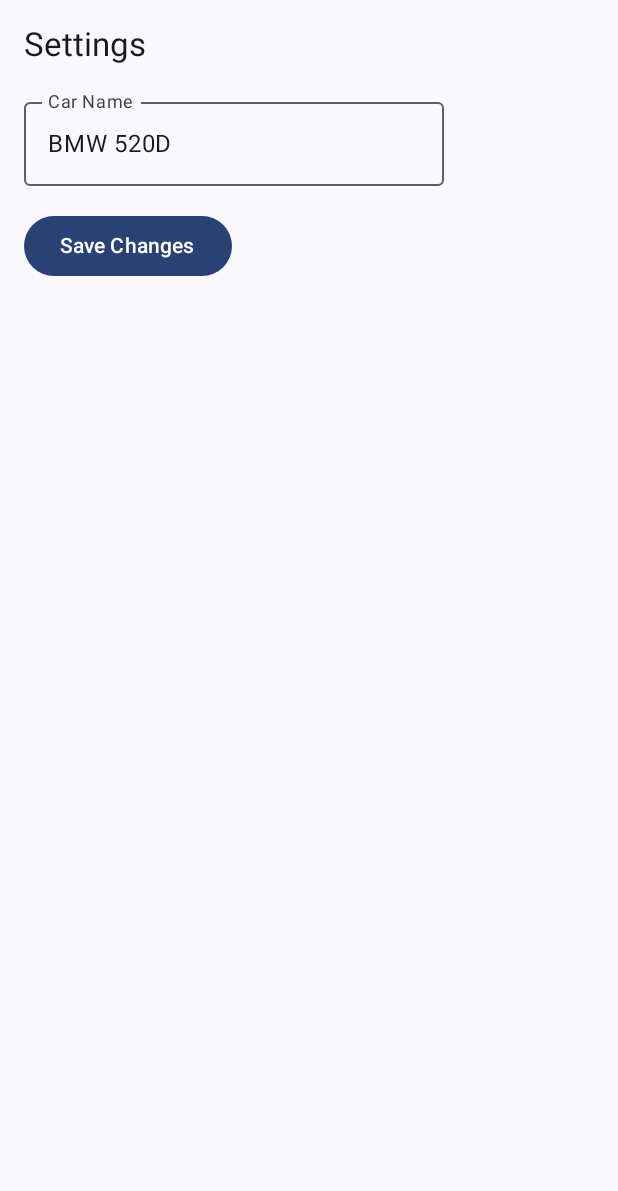
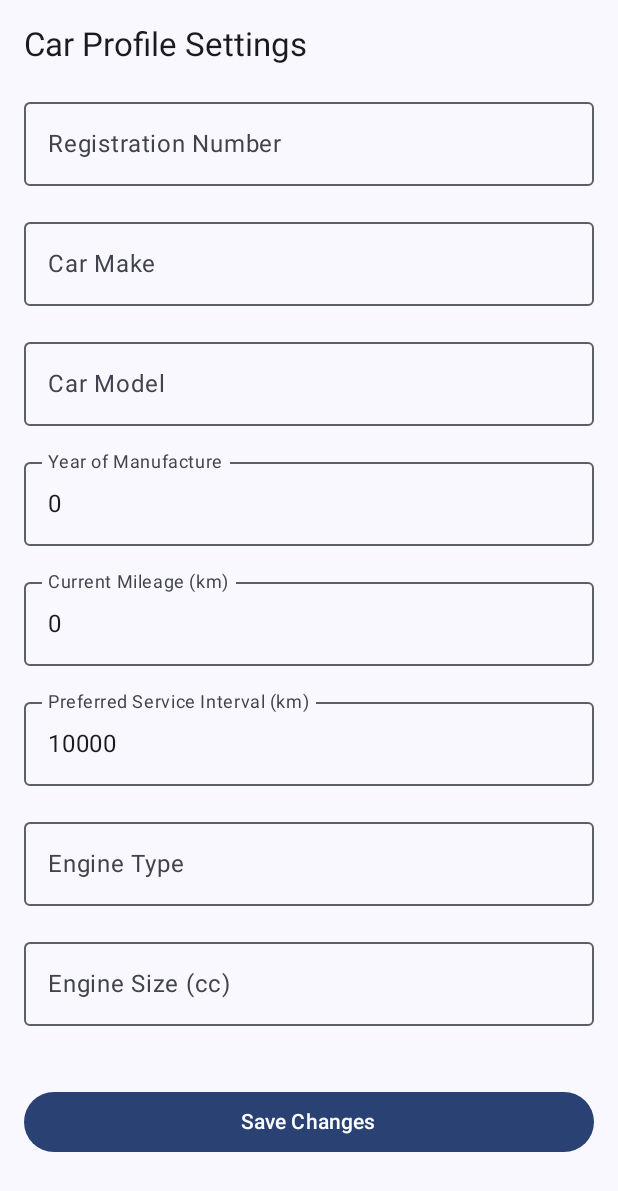
Before and after one commit to FalkowskiDom/Car-Maintenence-CA, an Android app built with Jetpack Compose: the composable SettingsScreen shown on its own in the app's theme, after a tap on "Save Changes", on a phone screen of 412 x 824 dp. Shown: the top 1191 px of the screen. Run offline under Robolectric (Android 15) with nearby library versions, the phone set to English and light mode, and no system bars.

```diff
--- a/app/src/main/java/ie/setu/carmaintenenceapp/ui/screens/HomeScreen.kt
+++ b/app/src/main/java/ie/setu/carmaintenenceapp/ui/screens/HomeScreen.kt
@@ -9,7 +9,8 @@ import ie.setu.carmaintenenceapp.ui.viewmodel.CarViewModel
 
 @Composable
 fun HomeScreen(modifier: Modifier = Modifier,viewModel: CarViewModel) {
-    val carName = viewModel.carName.value
+    val carMake = viewModel.carMake.value
+    val carModel = viewModel.carModel.value
     val nextService = viewModel.reminders.lastOrNull()
 
     Column(
@@ -18,7 +19,7 @@ fun HomeScreen(modifier: Modifier = Modifier,viewModel: CarViewModel) {
             .padding(16.dp)
     ) {
         Text("Your Current Car:", style = MaterialTheme.typography.titleLarge)
-        Text(carName, style = MaterialTheme.typography.bodyLarge)
+        Text("$carMake $carModel", style = MaterialTheme.typography.bodyLarge)
 
         Spacer(Modifier.height(24.dp))
         Text("Next Service Due:", style = MaterialTheme.typography.titleMedium)
--- a/app/src/main/java/ie/setu/carmaintenenceapp/ui/screens/ReminderScreen.kt
+++ b/app/src/main/java/ie/setu/carmaintenenceapp/ui/screens/ReminderScreen.kt
@@ -16,6 +16,7 @@ import androidx.compose.material3.ExposedDropdownMenuDefaults
 import androidx.compose.material3.DatePicker
 import androidx.compose.material3.DatePickerDialog
 import androidx.compose.material3.rememberDatePickerState
+import androidx.compose.material3.ExposedDropdownMenuAnchorType
 @Composable
 private fun Modifier.noIndicationClickable(onClick: () -> Unit): Modifier =
     this.then(
@@ -110,12 +111,15 @@ fun AddReminderDialog(onDismiss: () -> Unit, onAdd: (String, String, String) ->
                     onExpandedChange = { expanded = !expanded }
                 ) {
                     OutlinedTextField(
-                        modifier = Modifier.fillMaxWidth(),
+                        modifier = Modifier
+                            .menuAnchor(ExposedDropdownMenuAnchorType.PrimaryEditable)
+                                .fillMaxWidth(),
                         readOnly = true,
                         value = selectedService,
                         onValueChange = {},
                         label = { Text("Service Type") },
-                        trailingIcon = { ExposedDropdownMenuDefaults.TrailingIcon(expanded) }
+                        trailingIcon = { ExposedDropdownMenuDefaults.TrailingIcon(expanded) },
+                        colors = ExposedDropdownMenuDefaults.textFieldColors()
                     )
                     ExposedDropdownMenu(
                         expanded = expanded,
--- a/app/src/main/java/ie/setu/carmaintenenceapp/ui/screens/SettingsScreen.kt
+++ b/app/src/main/java/ie/setu/carmaintenenceapp/ui/screens/SettingsScreen.kt
@@ -1,41 +1,110 @@
 package ie.setu.carmaintenenceapp.ui.screens
 
-import androidx.compose.foundation.layout.Column
-import androidx.compose.foundation.layout.Spacer
-import androidx.compose.foundation.layout.fillMaxSize
-import androidx.compose.foundation.layout.height
-import androidx.compose.foundation.layout.padding
-import androidx.compose.material3.MaterialTheme
-import androidx.compose.material3.OutlinedTextField
-import androidx.compose.material3.Text
-import androidx.compose.runtime.Composable
-import androidx.compose.runtime.mutableStateOf
+import androidx.compose.foundation.layout.*
+import androidx.compose.material3.*
+import androidx.compose.runtime.*
 import androidx.compose.ui.Modifier
 import androidx.compose.ui.unit.dp
-import androidx.compose.material3.Button
-import androidx.compose.runtime.getValue
-import androidx.compose.runtime.*
 import ie.setu.carmaintenenceapp.ui.viewmodel.CarViewModel
 
+@Composable
+fun SettingsScreen(
+    modifier: Modifier = Modifier,
+    viewModel: CarViewModel
+) {
+    var carMake by remember { mutableStateOf(viewModel.carMake.value) }
+    var carReg by remember { mutableStateOf(viewModel.carReg.value) }
+    var carYear by remember { mutableStateOf(viewModel.carYear.value.toString()) }
+    var engineType by remember { mutableStateOf(viewModel.engineType.value) }
+    var carMileage by remember { mutableStateOf(viewModel.carMileage.value.toString()) }
+    var carModel by remember { mutableStateOf(viewModel.carModel.value) }
+    var serviceInterval by remember { mutableStateOf(viewModel.serviceInterval.value.toString()) }
+    var engineSize by remember { mutableStateOf(viewModel.engineSize.value.toString()) }
 
-@Composable
-fun SettingsScreen(modifier: Modifier = Modifier, viewModel: CarViewModel) {
-    var carName by remember { mutableStateOf(viewModel.carName.value) }
 
     Column(
         modifier = modifier
             .fillMaxSize()
-            .padding(16.dp)
+            .padding(16.dp),
+        verticalArrangement = Arrangement.spacedBy(16.dp)
     ) {
-        Text("Settings", style = MaterialTheme.typography.titleLarge)
-        Spacer(Modifier.height(16.dp))
+        Text("Car Profile Settings", style = MaterialTheme.typography.titleLarge)
+
         OutlinedTextField(
-            value = carName,
-            onValueChange = { carName = it },
-            label = { Text("Car Name") }
+            value = carReg,
+            onValueChange = { carReg = it },
+            label = { Text("Registration Number") },
+            modifier = Modifier.fillMaxWidth()
         )
-        Spacer(Modifier.height(16.dp))
-        Button(onClick = { viewModel.updateCarName(carName) }) {
+        OutlinedTextField(
+            value = carMake,
+            onValueChange = { carMake = it },
+            label = { Text("Car Make") },
+            modifier = Modifier.fillMaxWidth()
+        )
+        OutlinedTextField(
+            value = carModel,
+            onValueChange = { carModel = it },
+            label = { Text("Car Model") },
+            modifier = Modifier.fillMaxWidth()
+        )
+        OutlinedTextField(
+            value = carYear,
+            onValueChange = { newVal -> carYear = newVal.filter { it.isDigit() } },
+            label = { Text("Year of Manufacture") },
+            modifier = Modifier.fillMaxWidth(),
+            singleLine = true
+        )
+        OutlinedTextField(
+            value = carMileage,
+            onValueChange = { newVal -> carMileage = newVal.filter { it.isDigit() } },
+            label = { Text("Current Mileage (km)") },
+            modifier = Modifier.fillMaxWidth(),
+            singleLine = true
+        )
+        OutlinedTextField(
+            value = serviceInterval,
+            onValueChange = { newVal -> serviceInterval = newVal.filter { it.isDigit() } },
+            label = { Text("Preferred Service Interval (km)") },
+            modifier = Modifier.fillMaxWidth(),
+            singleLine = true
+        )
+        OutlinedTextField(
+            value = engineType,
+            onValueChange = { engineType = it },
+            label = { Text("Engine Type") },
+            modifier = Modifier.fillMaxWidth()
+        )
+        OutlinedTextField(
+            value = engineSize,
+            onValueChange = { newVal -> engineSize = newVal.filter { it.isDigit() } },
+            label = { Text("Engine Size (cc)") },
+            modifier = Modifier.fillMaxWidth(),
+            singleLine = true
+        )
+
+
+        Spacer(Modifier.height(8.dp))
+
+        Button(
+            onClick = {
+                val mileageValue = carMileage.toIntOrNull() ?: 0
+                val intervalValue = serviceInterval.toIntOrNull() ?: 10000
+                val yearValue = carYear.toIntOrNull() ?: 0
+
+                viewModel.updateCarProfile(
+                    reg = carReg,
+                    mileage = mileageValue,
+                    make = carMake,
+                    model = carModel,
+                    year = yearValue,
+                    interval = intervalValue,
+                    engineType = engineType,
+                    engineSize = engineSize,
+                )
+            },
+            modifier = Modifier.fillMaxWidth()
+        ) {
             Text("Save Changes")
         }
     }
--- a/app/src/main/java/ie/setu/carmaintenenceapp/ui/viewmodel/CarViewModel.kt
+++ b/app/src/main/java/ie/setu/carmaintenenceapp/ui/viewmodel/CarViewModel.kt
@@ -1,9 +1,9 @@
 package ie.setu.carmaintenenceapp.ui.viewmodel
 
+import androidx.compose.runtime.mutableIntStateOf
 import androidx.compose.runtime.mutableStateListOf
 import androidx.compose.runtime.mutableStateOf
 import androidx.lifecycle.ViewModel
-
 data class ServiceReminder(
     val title: String,
     val date: String,
@@ -11,14 +11,39 @@ data class ServiceReminder(
 )
 
 class CarViewModel : ViewModel() {
-    var carName = mutableStateOf("BMW 520D")
+    var carReg = mutableStateOf("")
+    var carMileage = mutableIntStateOf(0)
+    var carMake = mutableStateOf("")
+    var carModel = mutableStateOf("")
+    var carYear = mutableIntStateOf(0)
+    var serviceInterval = mutableIntStateOf(10000)
+    var engineType = mutableStateOf("")
+    var engineSize = mutableStateOf("")
     var reminders = mutableStateListOf<ServiceReminder>()
-
     fun addReminder(title: String, date: String, description: String) {
         reminders.add(ServiceReminder(title, date, description))
     }
 
-    fun updateCarName(newName: String) {
-        carName.value = newName
+    fun removeReminder(reminder: ServiceReminder) {
+        reminders.remove(reminder)
+    }
+    fun updateCarProfile(
+        reg: String,
+        mileage: Int,
+        make: String,
+        model: String,
+        year: Int,
+        interval: Int,
+        engineType: String,
+        engineSize: String
+    ) {
+        carReg.value = reg
+        carMileage.intValue = mileage
+        carMake.value = make
+        carModel.value = model
+        carYear.intValue = year
+        serviceInterval.intValue = interval
+        this.engineSize.value = engineSize
+        this.engineType.value = engineType
     }
 }
```
